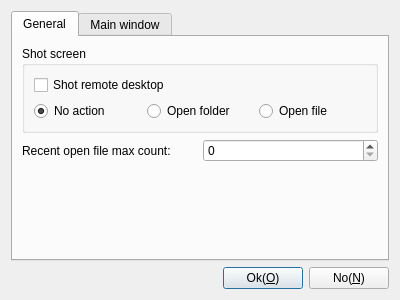
Before: the Qt Designer form App/Viewer/DlgSettings.ui in KangLin/RabbitRemoteControl, drawn with Qt 5.
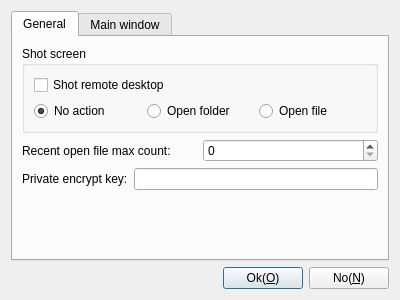
After: the same form once the commit is applied. Icons and pictures are not drawn.

Commit message: Viewer: add encrypt password

Patch:
```diff
--- a/App/Viewer/DlgSettings.ui
+++ b/App/Viewer/DlgSettings.ui
@@ -118,6 +118,20 @@
         </layout>
        </item>
        <item row="2" column="0">
+        <layout class="QHBoxLayout" name="horizontalLayout_3">
+         <item>
+          <widget class="QLabel" name="label_2">
+           <property name="text">
+            <string>Private encrypt key:</string>
+           </property>
+          </widget>
+         </item>
+         <item>
+          <widget class="QLineEdit" name="leEncryptKey"/>
+         </item>
+        </layout>
+       </item>
+       <item row="3" column="0">
         <spacer name="verticalSpacer">
          <property name="orientation">
           <enum>Qt::Vertical</enum>
```
The commit also changes 118 other files.
